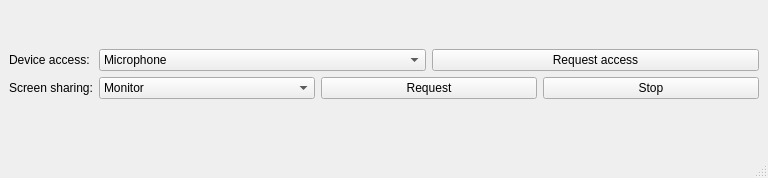
Old version of the form src/portaltest.ui in the repository jbinkleyj/wayland.
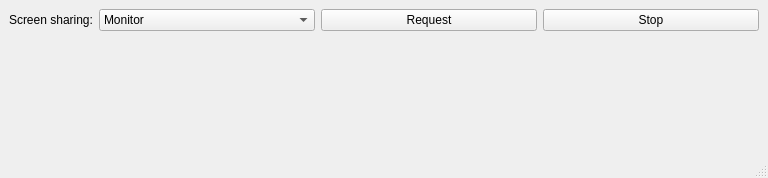
New version of the form.

What changed in the file:
```diff
--- a/src/portaltest.ui
+++ b/src/portaltest.ui
@@ -15,68 +15,14 @@
   </property>
   <widget class="QWidget" name="centralwidget">
    <layout class="QFormLayout" name="formLayout">
-    <item row="0" column="1">
-     <widget class="QLabel" name="sandboxLabel">
-      <property name="text">
-       <string/>
-      </property>
-     </widget>
-    </item>
-    <item row="1" column="1">
-     <widget class="QLabel" name="printWarning">
-      <property name="text">
-       <string/>
-      </property>
-     </widget>
-    </item>
-    <item row="2" column="0">
-     <widget class="QLabel" name="label_12">
-      <property name="text">
-       <string>Device access:</string>
-      </property>
-     </widget>
-    </item>
-    <item row="2" column="1">
-     <layout class="QHBoxLayout" name="horizontalLayout_4">
-      <item>
-       <widget class="QComboBox" name="deviceCombobox">
-        <property name="sizeAdjustPolicy">
-         <enum>QComboBox::AdjustToContentsOnFirstShow</enum>
-        </property>
-        <item>
-         <property name="text">
-          <string>Microphone</string>
-         </property>
-        </item>
-        <item>
-         <property name="text">
-          <string>Speakers</string>
-         </property>
-        </item>
-        <item>
-         <property name="text">
-          <string>Camera</string>
-         </property>
-        </item>
-       </widget>
-      </item>
-      <item>
-       <widget class="QPushButton" name="requestDeviceAccess">
-        <property name="text">
-         <string>Request access</string>
-        </property>
-       </widget>
-      </item>
-     </layout>
-    </item>
-    <item row="3" column="0">
+    <item row="0" column="0">
      <widget class="QLabel" name="label_13">
       <property name="text">
        <string>Screen sharing:</string>
       </property>
      </widget>
     </item>
-    <item row="3" column="1">
+    <item row="0" column="1">
      <layout class="QHBoxLayout" name="horizontalLayout_5">
       <item>
        <widget class="QComboBox" name="screenShareCombobox">
```
